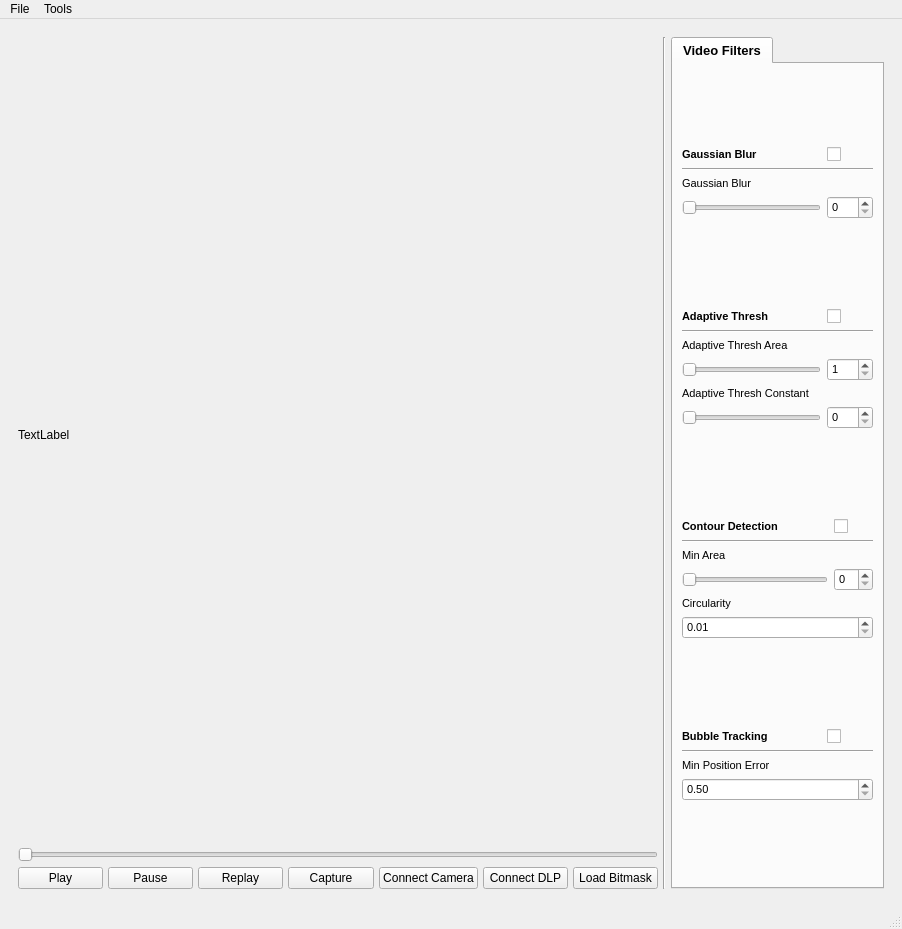
tarumishra9498/dlpctlF25, file src/ui/dlpctl.ui: the form before one commit.
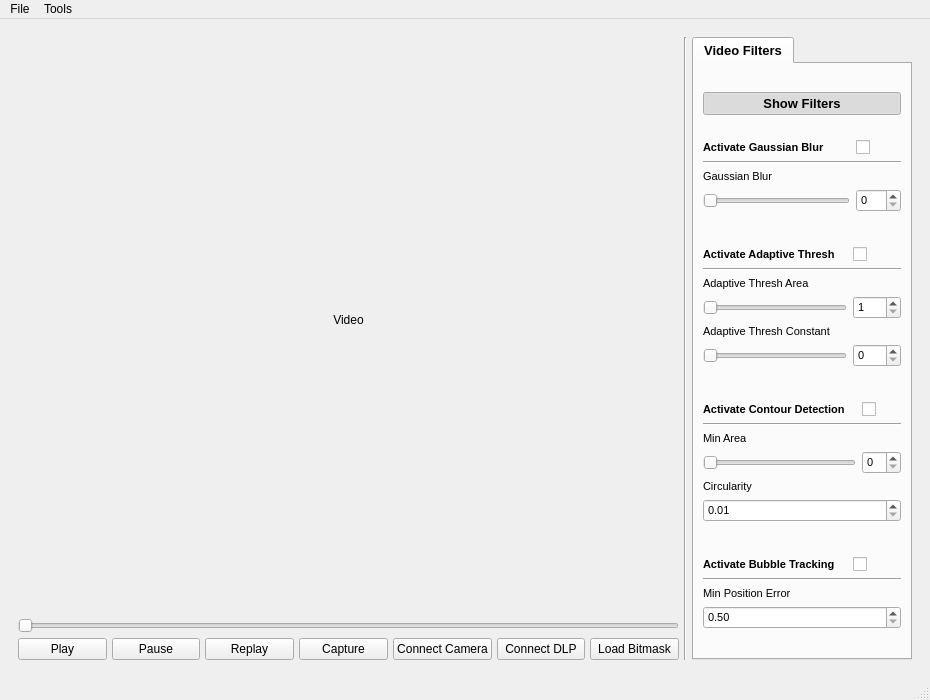
The form after the commit.

Commit message: Added show filter button

What changed in the file:
```diff
--- a/src/ui/dlpctl.ui
+++ b/src/ui/dlpctl.ui
@@ -9,8 +9,8 @@
    <rect>
     <x>0</x>
     <y>0</y>
-    <width>902</width>
-    <height>929</height>
+    <width>930</width>
+    <height>700</height>
    </rect>
   </property>
   <property name="sizePolicy">
@@ -19,6 +19,18 @@
     <verstretch>0</verstretch>
    </sizepolicy>
   </property>
+  <property name="minimumSize">
+   <size>
+    <width>0</width>
+    <height>0</height>
+   </size>
+  </property>
+  <property name="maximumSize">
+   <size>
+    <width>930</width>
+    <height>700</height>
+   </size>
+  </property>
   <property name="windowTitle">
    <string>MainWindow</string>
   </property>
@@ -56,7 +68,10 @@
             </sizepolicy>
            </property>
            <property name="text">
-            <string>TextLabel</string>
+            <string>Video</string>
+           </property>
+           <property name="alignment">
+            <set>Qt::AlignmentFlag::AlignCenter</set>
            </property>
           </widget>
          </item>
@@ -156,7 +171,6 @@
            <property name="font">
             <font>
              <pointsize>10</pointsize>
-             <weight>75</weight>
              <bold>true</bold>
             </font>
            </property>
@@ -176,9 +190,41 @@
             <attribute name="title">
              <string>Video Filters</string>
             </attribute>
-            <layout class="QVBoxLayout" name="verticalLayout_3" stretch="0,0,0,0,0,0,0">
+            <layout class="QVBoxLayout" name="verticalLayout_3" stretch="0,0,0,0,0,0,0,0">
              <item>
-              <layout class="QGridLayout" name="blur_grid" columnstretch="3,1">
+              <widget class="QPushButton" name="show_filters">
+               <property name="text">
+                <string>Show Filters</string>
+               </property>
+               <property name="checkable">
+                <bool>true</bool>
+               </property>
+               <property name="checked">
+                <bool>true</bool>
+               </property>
+              </widget>
+             </item>
+             <item>
+              <layout class="QGridLayout" name="blur_grid" columnstretch="3,0">
+               <item row="3" column="1">
+                <widget class="QSpinBox" name="blur_spinbox">
+                 <property name="sizePolicy">
+                  <sizepolicy hsizetype="Preferred" vsizetype="Fixed">
+                   <horstretch>0</horstretch>
+                   <verstretch>0</verstretch>
+                  </sizepolicy>
+                 </property>
+                 <property name="font">
+                  <font>
+                   <pointsize>8</pointsize>
+                   <bold>false</bold>
+                  </font>
+                 </property>
+                 <property name="maximum">
+                  <number>100</number>
+                 </property>
+                </widget>
+               </item>
                <item row="0" column="1">
                 <widget class="QCheckBox" name="blur_checkbox">
                  <property name="sizePolicy">
@@ -192,13 +238,6 @@
                  </property>
                 </widget>
                </item>
-               <item row="1" column="0" colspan="2">
-                <widget class="Line" name="line_8">
-                 <property name="orientation">
-                  <enum>Qt::Horizontal</enum>
-                 </property>
-                </widget>
-               </item>
                <item row="0" column="0">
                 <widget class="QLabel" name="label_11">
                  <property name="sizePolicy">
@@ -210,12 +249,11 @@
                  <property name="font">
                   <font>
                    <pointsize>8</pointsize>
-                   <weight>75</weight>
                    <bold>true</bold>
                   </font>
                  </property>
                  <property name="text">
-                  <string>Gaussian Blur</string>
+                  <string>Activate Gaussian Blur</string>
                  </property>
                 </widget>
                </item>
@@ -249,7 +287,6 @@
                  <property name="font">
                   <font>
                    <pointsize>8</pointsize>
-                   <weight>50</weight>
                    <bold>false</bold>
                   </font>
                  </property>
@@ -258,23 +295,10 @@
                  </property>
                 </widget>
                </item>
-               <item row="3" column="1">
-                <widget class="QSpinBox" name="blur_spinbox">
-                 <property name="sizePolicy">
-                  <sizepolicy hsizetype="Preferred" vsizetype="Fixed">
-                   <horstretch>0</horstretch>
-                   <verstretch>0</verstretch>
-                  </sizepolicy>
-                 </property>
-                 <property name="font">
-                  <font>
-                   <pointsize>8</pointsize>
-                   <weight>50</weight>
-                   <bold>false</bold>
-                  </font>
-                 </property>
-                 <property name="maximum">
-                  <number>100</number>
+               <item row="1" column="0" colspan="2">
+                <widget class="Line" name="line_8">
+                 <property name="orientation">
+                  <enum>Qt::Orientation::Horizontal</enum>
                  </property>
                 </widget>
                </item>
@@ -322,7 +346,6 @@
                  <property name="font">
                   <font>
                    <pointsize>8</pointsize>
-                   <weight>50</weight>
                    <bold>false</bold>
                   </font>
                  </property>
@@ -362,12 +385,11 @@
                  <property name="font">
                   <font>
                    <pointsize>8</pointsize>
-                   <weight>75</weight>
                    <bold>true</bold>
                   </font>
                  </property>
                  <property name="text">
-                  <string>Adaptive Thresh</string>
+                  <string>Activate Adaptive Thresh</string>
                  </property>
                 </widget>
                </item>
@@ -382,7 +404,6 @@
                  <property name="font">
                   <font>
                    <pointsize>8</pointsize>
-                   <weight>50</weight>
                    <bold>false</bold>
                   </font>
                  </property>
@@ -409,7 +430,6 @@
                  <property name="font">
                   <font>
                    <pointsize>8</pointsize>
-                   <weight>50</weight>
                    <bold>false</bold>
                   </font>
                  </property>
@@ -429,7 +449,6 @@
                  <property name="font">
                   <font>
                    <pointsize>8</pointsize>
-                   <weight>50</weight>
                    <bold>false</bold>
                   </font>
                  </property>
@@ -463,7 +482,6 @@
                  <property name="font">
                   <font>
                    <pointsize>8</pointsize>
-                   <weight>50</weight>
                    <bold>false</bold>
                   </font>
                  </property>
@@ -474,12 +492,11 @@
                  <property name="font">
                   <font>
                    <pointsize>8</pointsize>
-                   <weight>75</weight>
                    <bold>true</bold>
                   </font>
                  </property>
                  <property name="text">
-                  <string>Contour Detection</string>
+                  <string>Activate Contour Detection</string>
                  </property>
                 </widget>
                </item>
@@ -494,7 +511,6 @@
                  <property name="font">
                   <font>
                    <pointsize>8</pointsize>
-                   <weight>50</weight>
                    <bold>false</bold>
                   </font>
                  </property>
@@ -514,7 +530,6 @@
                  <property name="font">
                   <font>
                    <pointsize>8</pointsize>
-                   <weight>50</weight>
                    <bold>false</bold>
                   </font>
                  </property>
@@ -541,7 +556,6 @@
                  <property name="font">
                   <font>
                    <pointsize>26</pointsize>
-                   <weight>75</weight>
                    <bold>true</bold>
                   </font>
                  </property>
@@ -574,7 +588,6 @@
                  <property name="font">
                   <font>
                    <pointsize>8</pointsize>
-                   <weight>50</weight>
                    <bold>false</bold>
                   </font>
                  </property>
@@ -617,12 +630,11 @@
                  <property name="font">
                   <font>
                    <pointsize>8</pointsize>
-                   <weight>75</weight>
                    <bold>true</bold>
                   </font>
                  </property>
                  <property name="text">
-                  <string>Bubble Tracking</string>
+                  <string>Activate Bubble Tracking</string>
                  </property>
                 </widget>
                </item>
@@ -644,7 +656,6 @@
                  <property name="font">
                   <font>
                    <pointsize>8</pointsize>
-                   <weight>50</weight>
                    <bold>false</bold>
                   </font>
                  </property>
@@ -671,7 +682,6 @@
                  <property name="font">
                   <font>
                    <pointsize>8</pointsize>
-                   <weight>50</weight>
                    <bold>false</bold>
                   </font>
                  </property>
@@ -704,8 +714,8 @@
     <rect>
      <x>0</x>
      <y>0</y>
-     <width>902</width>
-     <height>21</height>
+     <width>930</width>
+     <height>33</height>
     </rect>
    </property>
    <widget class="QMenu" name="menuFile">
```
Left out of the diff: 32 changed lines with no effect on the pictures. The commit also changes 1 other file.
